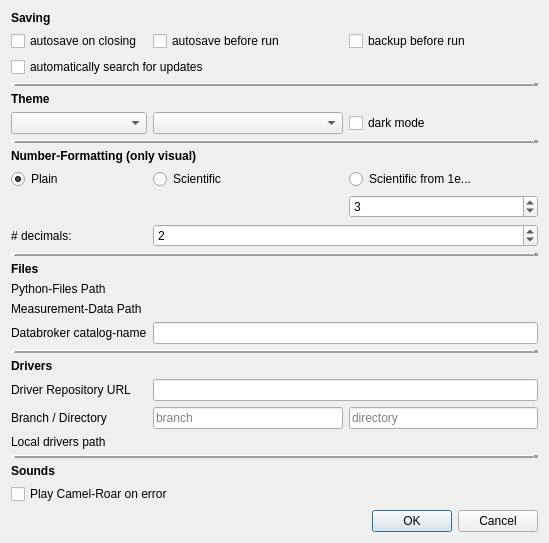
Above: nomad_camels/gui/settings_window.ui from FAU-LAP/NOMAD-CAMELS before the change. Below: the same form after it.
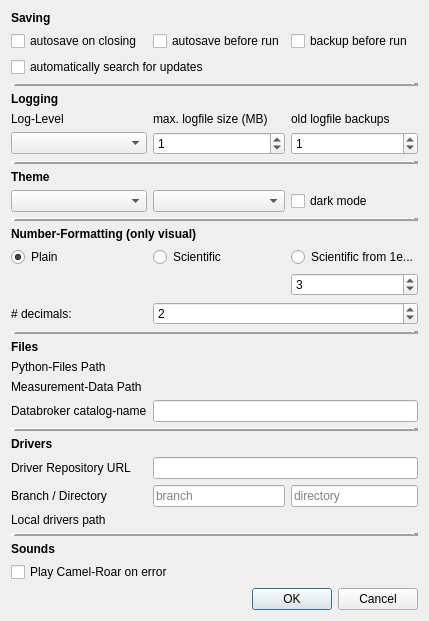
That is the form after the change. Custom widgets are drawn as their Qt base class.

Commit message: improved logging, now with settings and max filesize added

```diff
--- a/nomad_camels/gui/settings_window.ui
+++ b/nomad_camels/gui/settings_window.ui
@@ -6,152 +6,32 @@
    <rect>
     <x>0</x>
     <y>0</y>
-    <width>549</width>
-    <height>505</height>
+    <width>391</width>
+    <height>578</height>
    </rect>
   </property>
   <property name="windowTitle">
    <string>Dialog</string>
   </property>
   <layout class="QGridLayout" name="gridLayout">
-   <item row="19" column="1" colspan="3">
-    <widget class="Line" name="line_6">
-     <property name="frameShadow">
-      <enum>QFrame::Raised</enum>
-     </property>
-     <property name="lineWidth">
-      <number>5</number>
-     </property>
-     <property name="orientation">
-      <enum>Qt::Horizontal</enum>
-     </property>
-    </widget>
-   </item>
-   <item row="26" column="1" colspan="3">
+   <item row="30" column="1" colspan="3">
     <widget class="QCheckBox" name="checkBox_play_camel_on_error">
      <property name="text">
       <string>Play Camel-Roar on error</string>
      </property>
     </widget>
    </item>
-   <item row="9" column="3">
-    <widget class="QRadioButton" name="radioButton_mixed">
-     <property name="text">
-      <string>Scientific from 1e...</string>
-     </property>
-    </widget>
-   </item>
-   <item row="22" column="1">
-    <widget class="QLabel" name="label_14">
-     <property name="text">
-      <string>Branch / Directory</string>
-     </property>
-    </widget>
-   </item>
-   <item row="22" column="3">
-    <widget class="QLineEdit" name="lineEdit_directory">
-     <property name="placeholderText">
-      <string>directory</string>
-     </property>
-    </widget>
-   </item>
-   <item row="20" column="1" colspan="3">
-    <widget class="QLabel" name="label_13">
-     <property name="font">
-      <font>
-       <weight>75</weight>
-       <bold>true</bold>
-      </font>
-     </property>
-     <property name="text">
-      <string>Drivers</string>
-     </property>
-    </widget>
-   </item>
-   <item row="14" column="1">
-    <widget class="QLabel" name="label_6">
-     <property name="maximumSize">
-      <size>
-       <width>16777215</width>
-       <height>17</height>
-      </size>
-     </property>
-     <property name="text">
-      <string>Python-Files Path</string>
-     </property>
-    </widget>
-   </item>
-   <item row="5" column="3">
-    <widget class="QCheckBox" name="checkBox_dark">
-     <property name="text">
-      <string>dark mode</string>
-     </property>
-    </widget>
-   </item>
-   <item row="6" column="1" colspan="3">
-    <widget class="Line" name="line_2">
-     <property name="frameShadow">
-      <enum>QFrame::Raised</enum>
-     </property>
-     <property name="lineWidth">
-      <number>5</number>
-     </property>
-     <property name="orientation">
-      <enum>Qt::Horizontal</enum>
-     </property>
-    </widget>
-   </item>
-   <item row="10" column="3">
-    <widget class="QSpinBox" name="spinBox_scientific_from">
-     <property name="value">
-      <number>3</number>
-     </property>
-    </widget>
-   </item>
-   <item row="9" column="2">
-    <widget class="QRadioButton" name="radioButton_scientific">
-     <property name="text">
-      <string>Scientific</string>
-     </property>
-    </widget>
+   <item row="21" column="2" colspan="2">
+    <widget class="Path_Button_Edit" name="pathButton_meas_files" native="true"/>
    </item>
    <item row="18" column="2" colspan="2">
-    <widget class="QLineEdit" name="lineEdit_catalog_name"/>
+    <widget class="Path_Button_Edit" name="pathButton_py_files" native="true"/>
    </item>
-   <item row="4" column="1" colspan="3">
-    <widget class="QLabel" name="label_2">
-     <property name="maximumSize">
-      <size>
-       <width>16777215</width>
-       <height>17</height>
-      </size>
-     </property>
-     <property name="font">
-      <font>
-       <weight>75</weight>
-       <bold>true</bold>
-      </font>
-     </property>
-     <property name="text">
-      <string>Theme</string>
-     </property>
-    </widget>
+   <item row="27" column="2" colspan="2">
+    <widget class="Path_Button_Edit" name="pathButton_device_path" native="true"/>
    </item>
-   <item row="25" column="1" colspan="3">
-    <widget class="QLabel" name="label_11">
-     <property name="font">
-      <font>
-       <weight>75</weight>
-       <bold>true</bold>
-      </font>
-     </property>
-     <property name="text">
-      <string>Sounds</string>
-     </property>
-    </widget>
-   </item>
-   <item row="24" column="1" colspan="3">
-    <widget class="Line" name="line_5">
+   <item row="23" column="1" colspan="3">
+    <widget class="Line" name="line_6">
      <property name="frameShadow">
       <enum>QFrame::Raised</enum>
      </property>
@@ -163,37 +43,14 @@
      </property>
     </widget>
    </item>
-   <item row="17" column="1">
-    <widget class="QLabel" name="label_7">
-     <property name="maximumSize">
-      <size>
-       <width>16777215</width>
-       <height>17</height>
-      </size>
-     </property>
-     <property name="text">
-      <string>Measurement-Data Path</string>
-     </property>
-    </widget>
-   </item>
-   <item row="22" column="2">
+   <item row="26" column="2">
     <widget class="QLineEdit" name="lineEdit_branch">
      <property name="placeholderText">
       <string>branch</string>
      </property>
     </widget>
    </item>
-   <item row="27" column="1" colspan="3">
-    <widget class="QDialogButtonBox" name="buttonBox">
-     <property name="orientation">
-      <enum>Qt::Horizontal</enum>
-     </property>
-     <property name="standardButtons">
-      <set>QDialogButtonBox::Cancel|QDialogButtonBox::Ok</set>
-     </property>
-    </widget>
-   </item>
-   <item row="8" column="1" colspan="3">
+   <item row="12" column="1" colspan="3">
     <widget class="QLabel" name="label_3">
      <property name="maximumSize">
       <size>
@@ -212,7 +69,65 @@
      </property>
     </widget>
    </item>
-   <item row="13" column="1" colspan="3">
+   <item row="9" column="1">
+    <widget class="QComboBox" name="comboBox_theme"/>
+   </item>
+   <item row="10" column="1" colspan="3">
+    <widget class="Line" name="line_2">
+     <property name="frameShadow">
+      <enum>QFrame::Raised</enum>
+     </property>
+     <property name="lineWidth">
+      <number>5</number>
+     </property>
+     <property name="orientation">
+      <enum>Qt::Horizontal</enum>
+     </property>
+    </widget>
+   </item>
+   <item row="22" column="2" colspan="2">
+    <widget class="QLineEdit" name="lineEdit_catalog_name"/>
+   </item>
+   <item row="28" column="1" colspan="3">
+    <widget class="Line" name="line_5">
+     <property name="frameShadow">
+      <enum>QFrame::Raised</enum>
+     </property>
+     <property name="lineWidth">
+      <number>5</number>
+     </property>
+     <property name="orientation">
+      <enum>Qt::Horizontal</enum>
+     </property>
+    </widget>
+   </item>
+   <item row="13" column="2">
+    <widget class="QRadioButton" name="radioButton_scientific">
+     <property name="text">
+      <string>Scientific</string>
+     </property>
+    </widget>
+   </item>
+   <item row="8" column="1" colspan="3">
+    <widget class="QLabel" name="label_2">
+     <property name="maximumSize">
+      <size>
+       <width>16777215</width>
+       <height>17</height>
+      </size>
+     </property>
+     <property name="font">
+      <font>
+       <weight>75</weight>
+       <bold>true</bold>
+      </font>
+     </property>
+     <property name="text">
+      <string>Theme</string>
+     </property>
+    </widget>
+   </item>
+   <item row="17" column="1" colspan="3">
     <widget class="QLabel" name="label_5">
      <property name="maximumSize">
       <size>
@@ -232,13 +147,19 @@
     </widget>
    </item>
    <item row="21" column="1">
-    <widget class="QLabel" name="label_12">
+    <widget class="QLabel" name="label_7">
+     <property name="maximumSize">
+      <size>
+       <width>16777215</width>
+       <height>17</height>
+      </size>
+     </property>
      <property name="text">
-      <string>Driver Repository URL</string>
+      <string>Measurement-Data Path</string>
      </property>
     </widget>
    </item>
-   <item row="23" column="1">
+   <item row="27" column="1">
     <widget class="QLabel" name="label_8">
      <property name="maximumSize">
       <size>
@@ -251,36 +172,86 @@
      </property>
     </widget>
    </item>
-   <item row="21" column="2" colspan="2">
+   <item row="26" column="3">
+    <widget class="QLineEdit" name="lineEdit_directory">
+     <property name="placeholderText">
+      <string>directory</string>
+     </property>
+    </widget>
+   </item>
+   <item row="25" column="2" colspan="2">
     <widget class="QLineEdit" name="lineEdit_repo"/>
    </item>
-   <item row="12" column="1" colspan="3">
-    <widget class="Line" name="line_3">
-     <property name="frameShadow">
-      <enum>QFrame::Raised</enum>
-     </property>
-     <property name="lineWidth">
-      <number>5</number>
-     </property>
-     <property name="orientation">
-      <enum>Qt::Horizontal</enum>
-     </property>
-    </widget>
-   </item>
-   <item row="5" column="2">
-    <widget class="QComboBox" name="comboBox_material_theme"/>
-   </item>
-   <item row="5" column="1">
-    <widget class="QComboBox" name="comboBox_theme"/>
-   </item>
-   <item row="11" column="2" colspan="2">
+   <item row="15" column="2" colspan="2">
     <widget class="QSpinBox" name="spinBox_n_decimals">
      <property name="value">
       <number>2</number>
      </property>
     </widget>
    </item>
-   <item row="9" column="1">
+   <item row="7" column="1" colspan="3">
+    <widget class="Line" name="line">
+     <property name="frameShadow">
+      <enum>QFrame::Raised</enum>
+     </property>
+     <property name="lineWidth">
+      <number>5</number>
+     </property>
+     <property name="orientation">
+      <enum>Qt::Horizontal</enum>
+     </property>
+    </widget>
+   </item>
+   <item row="24" column="1" colspan="3">
+    <widget class="QLabel" name="label_13">
+     <property name="font">
+      <font>
+       <weight>75</weight>
+       <bold>true</bold>
+      </font>
+     </property>
+     <property name="text">
+      <string>Drivers</string>
+     </property>
+    </widget>
+   </item>
+   <item row="18" column="1">
+    <widget class="QLabel" name="label_6">
+     <property name="maximumSize">
+      <size>
+       <width>16777215</width>
+       <height>17</height>
+      </size>
+     </property>
+     <property name="text">
+      <string>Python-Files Path</string>
+     </property>
+    </widget>
+   </item>
+   <item row="16" column="1" colspan="3">
+    <widget class="Line" name="line_3">
+     <property name="frameShadow">
+      <enum>QFrame::Raised</enum>
+     </property>
+     <property name="lineWidth">
+      <number>5</number>
+     </property>
+     <property name="orientation">
+      <enum>Qt::Horizontal</enum>
+     </property>
+    </widget>
+   </item>
+   <item row="9" column="2">
+    <widget class="QComboBox" name="comboBox_material_theme"/>
+   </item>
+   <item row="13" column="3">
+    <widget class="QRadioButton" name="radioButton_mixed">
+     <property name="text">
+      <string>Scientific from 1e...</string>
+     </property>
+    </widget>
+   </item>
+   <item row="13" column="1">
     <widget class="QRadioButton" name="radioButton_plain_numbers">
      <property name="text">
       <string>Plain</string>
@@ -293,6 +264,26 @@
      </property>
     </widget>
    </item>
+   <item row="9" column="3">
+    <widget class="QCheckBox" name="checkBox_dark">
+     <property name="text">
+      <string>dark mode</string>
+     </property>
+    </widget>
+   </item>
+   <item row="29" column="1" colspan="3">
+    <widget class="QLabel" name="label_11">
+     <property name="font">
+      <font>
+       <weight>75</weight>
+       <bold>true</bold>
+      </font>
+     </property>
+     <property name="text">
+      <string>Sounds</string>
+     </property>
+    </widget>
+   </item>
    <item row="0" column="1" colspan="3">
     <widget class="QLabel" name="label">
      <property name="maximumSize">
@@ -313,7 +304,38 @@
      </property>
     </widget>
    </item>
-   <item row="11" column="1">
+   <item row="14" column="3">
+    <widget class="QSpinBox" name="spinBox_scientific_from">
+     <property name="value">
+      <number>3</number>
+     </property>
+    </widget>
+   </item>
+   <item row="26" column="1">
+    <widget class="QLabel" name="label_14">
+     <property name="text">
+      <string>Branch / Directory</string>
+     </property>
+    </widget>
+   </item>
+   <item row="31" column="1" colspan="3">
+    <widget class="QDialogButtonBox" name="buttonBox">
+     <property name="orientation">
+      <enum>Qt::Horizontal</enum>
+     </property>
+     <property name="standardButtons">
+      <set>QDialogButtonBox::Cancel|QDialogButtonBox::Ok</set>
+     </property>
+    </widget>
+   </item>
+   <item row="25" column="1">
+    <widget class="QLabel" name="label_12">
+     <property name="text">
+      <string>Driver Repository URL</string>
+     </property>
+    </widget>
+   </item>
+   <item row="15" column="1">
     <widget class="QLabel" name="label_4">
      <property name="maximumSize">
       <size>
@@ -326,35 +348,13 @@
      </property>
     </widget>
    </item>
-   <item row="18" column="1">
+   <item row="22" column="1">
     <widget class="QLabel" name="label_10">
      <property name="text">
       <string>Databroker catalog-name</string>
      </property>
     </widget>
    </item>
-   <item row="3" column="1" colspan="3">
-    <widget class="Line" name="line">
-     <property name="frameShadow">
-      <enum>QFrame::Raised</enum>
-     </property>
-     <property name="lineWidth">
-      <number>5</number>
-     </property>
-     <property name="orientation">
-      <enum>Qt::Horizontal</enum>
-     </property>
-    </widget>
-   </item>
-   <item row="14" column="2" colspan="2">
-    <widget class="Path_Button_Edit" name="pathButton_py_files" native="true"/>
-   </item>
-   <item row="23" column="2" colspan="2">
-    <widget class="Path_Button_Edit" name="pathButton_device_path" native="true"/>
-   </item>
-   <item row="17" column="2" colspan="2">
-    <widget class="Path_Button_Edit" name="pathButton_meas_files" native="true"/>
-   </item>
    <item row="1" column="1">
     <widget class="QCheckBox" name="checkBox_autosave">
      <property name="text">
@@ -383,6 +383,70 @@
      </property>
     </widget>
    </item>
+   <item row="3" column="1" colspan="3">
+    <widget class="Line" name="line_4">
+     <property name="frameShadow">
+      <enum>QFrame::Raised</enum>
+     </property>
+     <property name="lineWidth">
+      <number>5</number>
+     </property>
+     <property name="orientation">
+      <enum>Qt::Horizontal</enum>
+     </property>
+    </widget>
+   </item>
+   <item row="5" column="3">
+    <widget class="QLabel" name="label_17">
+     <property name="text">
+      <string>old logfile backups</string>
+     </property>
+    </widget>
+   </item>
+   <item row="5" column="1">
+    <widget class="QLabel" name="label_15">
+     <property name="text">
+      <string>Log-Level</string>
+     </property>
+    </widget>
+   </item>
+   <item row="4" column="1" colspan="3">
+    <widget class="QLabel" name="label_9">
+     <property name="font">
+      <font>
+       <weight>75</weight>
+       <bold>true</bold>
+      </font>
+     </property>
+     <property name="text">
+      <string>Logging</string>
+     </property>
+    </widget>
+   </item>
+   <item row="5" column="2">
+    <widget class="QLabel" name="label_16">
+     <property name="text">
+      <string>max. logfile size (MB)</string>
+     </property>
+    </widget>
+   </item>
+   <item row="6" column="2">
+    <widget class="QSpinBox" name="spinBox_logfile_size">
+     <property name="value">
+      <number>1</number>
+     </property>
+    </widget>
+   </item>
+   <item row="6" column="3">
+    <widget class="QSpinBox" name="spinBox_logfile_number">
+     <property name="value">
+      <number>1</number>
+     </property>
+    </widget>
+   </item>
+   <item row="6" column="1">
+    <widget class="QComboBox" name="comboBox_log_level"/>
+   </item>
   </layout>
  </widget>
  <customwidgets>
```
Left out of the diff: 14 changed lines with no effect on the pictures. The commit also changes 7 other files.
